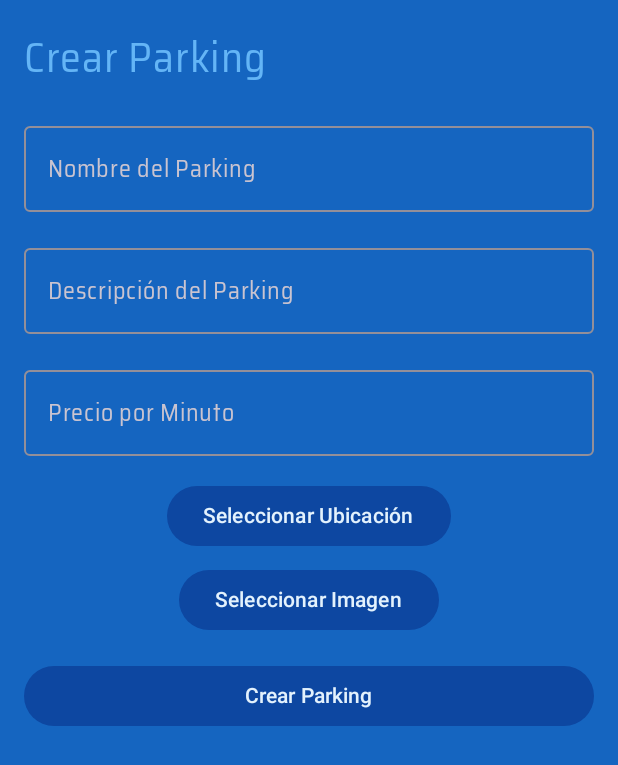
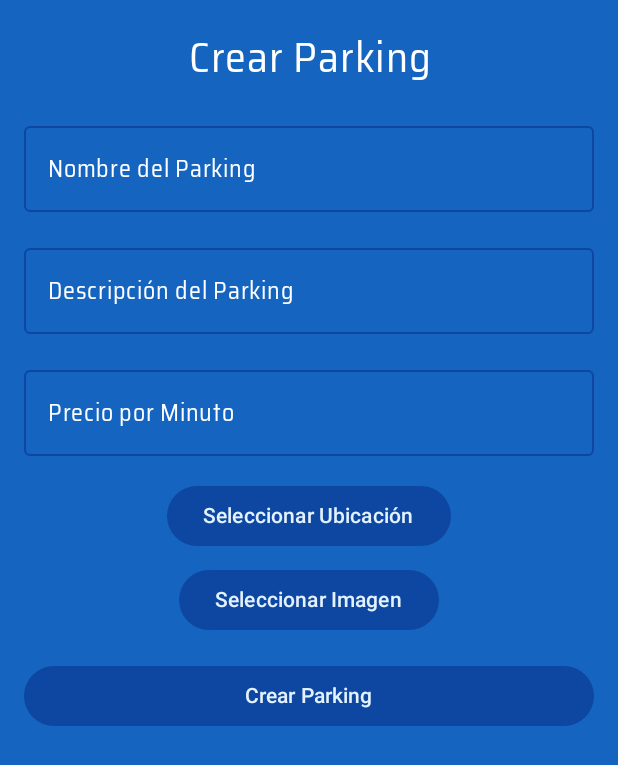
Before and after one commit to EnricLedo/ParkKing, an Android app built with Jetpack Compose: the CreateParkingScreen screen opened through its navigation route, on a phone screen of 412 x 824 dp. Shown: the top 765 px of the screen. Run offline under Robolectric (Android 15) with nearby library versions, the phone set to English and light mode, and no system bars; our stand-ins replace Firebase (no records; nobody signed in at launch, a user with empty details on screens opened directly); pictures from the network do not load; 1 statement that could not run was skipped.

Commit message:
-Diseño  2/3

```diff
--- a/app/src/main/java/com/example/parkingcompose/navegacion/BottomNavigation.kt
+++ b/app/src/main/java/com/example/parkingcompose/navegacion/BottomNavigation.kt
@@ -15,9 +15,7 @@ import androidx.compose.ui.res.painterResource
 import androidx.compose.ui.unit.dp
 import androidx.navigation.NavHostController
 import com.example.parkingcompose.R
-import com.example.parkingcompose.ui.theme.BlueGreyDark
-import com.example.parkingcompose.ui.theme.Orange
-import com.example.parkingcompose.ui.theme.OrangeDark
+
 
 @Composable
 fun BottomNavigationBar(navController: NavHostController) {
--- a/app/src/main/java/com/example/parkingcompose/screens/CreateParkingScreen.kt
+++ b/app/src/main/java/com/example/parkingcompose/screens/CreateParkingScreen.kt
@@ -15,9 +15,11 @@ import androidx.compose.foundation.lazy.LazyRow
 import androidx.compose.foundation.lazy.items
 import androidx.compose.foundation.text.KeyboardOptions
 import androidx.compose.material3.Button
+import androidx.compose.material3.ExperimentalMaterial3Api
 import androidx.compose.material3.MaterialTheme
 import androidx.compose.material3.OutlinedTextField
 import androidx.compose.material3.Text
+import androidx.compose.material3.TextFieldDefaults
 import androidx.compose.runtime.Composable
 import androidx.compose.runtime.LaunchedEffect
 import androidx.compose.runtime.collectAsState
@@ -27,9 +29,11 @@ import androidx.compose.runtime.remember
 import androidx.compose.runtime.setValue
 import androidx.compose.ui.Alignment
 import androidx.compose.ui.Modifier
+import androidx.compose.ui.graphics.Color
 import androidx.compose.ui.platform.LocalContext
 import androidx.compose.ui.res.stringResource
 import androidx.compose.ui.text.input.KeyboardType
+import androidx.compose.ui.text.style.TextAlign
 import androidx.compose.ui.unit.dp
 import androidx.compose.ui.unit.sp
 import androidx.navigation.NavHostController
@@ -43,6 +47,7 @@ import kotlinx.coroutines.CoroutineScope
 import kotlinx.coroutines.Dispatchers
 import kotlinx.coroutines.launch
 
+@OptIn(ExperimentalMaterial3Api::class)
 @Composable
 fun CreateParkingScreen(
     createParkingViewModel: CreateParkingViewModel,
@@ -92,7 +97,11 @@ fun CreateParkingScreen(
             Text(
                 text = strCreateParking,
                 fontSize = 28.sp,
-                modifier = Modifier.fillMaxWidth()
+                modifier = Modifier.fillMaxWidth(),
+                textAlign = TextAlign.Center,
+                color = Color.White
+
+
             )
 
             Spacer(modifier = Modifier.height(16.dp))
@@ -101,7 +110,16 @@ fun CreateParkingScreen(
                 value = createParkingViewModel.name.value,
                 onValueChange = { createParkingViewModel.onNameChange(it) },
                 label = { Text(strParkingName) },
-                modifier = Modifier.fillMaxWidth()
+                modifier = Modifier.fillMaxWidth(),
+                colors = TextFieldDefaults.outlinedTextFieldColors(
+                    focusedBorderColor = Color.White,
+                    unfocusedBorderColor = MaterialTheme.colorScheme.primary,
+                    cursorColor = Color.White,
+                    focusedLabelColor = Color.White,
+                    focusedTextColor = Color.White,
+                    unfocusedTextColor = Color.White,
+                    unfocusedLabelColor = Color.White
+                )
             )
 
             Spacer(modifier = Modifier.height(16.dp))
@@ -110,7 +128,16 @@ fun CreateParkingScreen(
                 value = createParkingViewModel.description.value,
                 onValueChange = { createParkingViewModel.onDescriptionChange(it) },
                 label = { Text(strParkingDescription) },
-                modifier = Modifier.fillMaxWidth()
+                modifier = Modifier.fillMaxWidth(),
+                colors = TextFieldDefaults.outlinedTextFieldColors(
+                    focusedBorderColor = Color.White,
+                    unfocusedBorderColor = MaterialTheme.colorScheme.primary,
+                    cursorColor = Color.White,
+                    focusedLabelColor = Color.White,
+                    focusedTextColor = Color.White,
+                    unfocusedTextColor = Color.White,
+                    unfocusedLabelColor = Color.White
+                )
             )
 
             Spacer(modifier = Modifier.height(16.dp))
@@ -120,7 +147,16 @@ fun CreateParkingScreen(
                 onValueChange = { createParkingViewModel.onPriceMinuteChange(it) },
                 label = { Text(strPriceMinute) },
                 keyboardOptions = KeyboardOptions(keyboardType = KeyboardType.Number),
-                modifier = Modifier.fillMaxWidth()
+                modifier = Modifier.fillMaxWidth(),
+                colors = TextFieldDefaults.outlinedTextFieldColors(
+                    focusedBorderColor = Color.White,
+                    unfocusedBorderColor = MaterialTheme.colorScheme.primary,
+                    cursorColor = Color.White,
+                    focusedLabelColor = Color.White,
+                    focusedTextColor = Color.White,
+                    unfocusedTextColor = Color.White,
+                    unfocusedLabelColor = Color.White
+                )
             )
 
             Spacer(modifier = Modifier.height(16.dp))
--- a/app/src/main/res/values/strings.xml
+++ b/app/src/main/res/values/strings.xml
@@ -71,7 +71,7 @@
     <string name="edit_con">Editar Icon</string>
     <string name="delet_con">Borrar Icon</string>
     <string name="enter_new_username">Ingresa tu nuevo nombre de usuario:</string>
-    <string name="username">Nombre de usuario</string>
+    <string name="usernames">Nombre de usuario</string>
     <string name="save">GUARDAR</string>
     <string name="edit_parking">Editar parking</string>
     <string name="edit_parking_capital_letters">EDITAR PARKING</string>
```
Also changed, not shown: app/src/main/java/com/example/parkingcompose/screens/EditParkingScreen.kt (+37 -4 lines), app/src/main/java/com/example/parkingcompose/screens/ParkingDetailsScreen.kt (+6 -3 lines), app/src/main/java/com/example/parkingcompose/screens/ParkingScreen.kt (+46 -46 lines), app/src/main/java/com/example/parkingcompose/screens/TagsScreen.kt (+13 -3 lines), app/src/main/java/com/example/parkingcompose/screens/UpdateUsernameScreen.kt (+16 -3 lines), app/src/main/java/com/example/parkingcompose/ui/theme/Color.kt (+8 -15 lines), app/src/main/java/com/example/parkingcompose/ui/theme/Theme.kt (+8 -8 lines), 2 other files.
